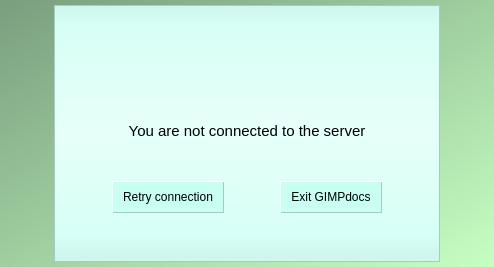
First picture: the form in CLIENT/GUI/connection/ui/gui_reconnection.ui, repository GiuliCler/GIMPteam, before the edit.
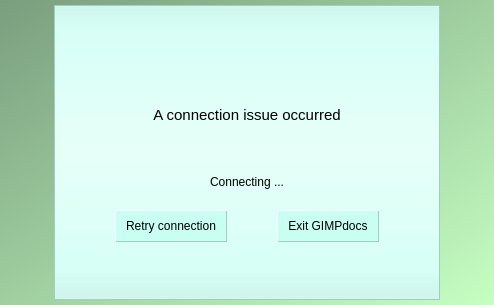
Second picture: the form after the edit.

Commit message:
Connection recovery - part 2
Di nuovo solo per la login, ma codice più pulito e grafica aggiornata

```diff
--- a/CLIENT/GUI/connection/ui/gui_reconnection.ui
+++ b/CLIENT/GUI/connection/ui/gui_reconnection.ui
@@ -7,7 +7,7 @@
     <x>0</x>
     <y>0</y>
     <width>494</width>
-    <height>267</height>
+    <height>305</height>
    </rect>
   </property>
   <property name="windowTitle">
@@ -70,7 +70,16 @@
    </item>
    <item>
     <widget class="QWidget" name="backgroundWidget" native="true">
-     <layout class="QVBoxLayout" name="verticalLayout_2">
+     <property name="sizePolicy">
+      <sizepolicy hsizetype="Preferred" vsizetype="Preferred">
+       <horstretch>0</horstretch>
+       <verstretch>0</verstretch>
+      </sizepolicy>
+     </property>
+     <layout class="QVBoxLayout" name="verticalLayout_2" stretch="5,9,1,0,0">
+      <property name="spacing">
+       <number>0</number>
+      </property>
       <item>
        <spacer name="verticalSpacer_2">
         <property name="orientation">
@@ -94,7 +103,7 @@
          </font>
         </property>
         <property name="text">
-         <string>You are not connected to the server</string>
+         <string>A connection issue occurred</string>
         </property>
         <property name="alignment">
          <set>Qt::AlignCenter</set>
@@ -102,24 +111,61 @@
        </widget>
       </item>
       <item>
-       <layout class="QVBoxLayout" name="verticalLayout">
+       <widget class="QWidget" name="widget" native="true">
+        <property name="sizePolicy">
+         <sizepolicy hsizetype="Preferred" vsizetype="MinimumExpanding">
+          <horstretch>0</horstretch>
+          <verstretch>0</verstretch>
+         </sizepolicy>
+        </property>
+        <layout class="QHBoxLayout" name="horizontalLayout_3">
         <item>
-         <spacer name="verticalSpacer">
+          <spacer name="verticalSpacer_4">
           <property name="orientation">
            <enum>Qt::Vertical</enum>
           </property>
           <property name="sizeHint" stdset="0">
            <size>
             <width>20</width>
-            <height>25</height>
+             <height>20</height>
            </size>
           </property>
          </spacer>
         </item>
         <item>
-         <layout class="QHBoxLayout" name="horizontalLayout_2" stretch="1,0,1,0,1">
+          <widget class="QLabel" name="connectingLabel">
+           <property name="enabled">
+            <bool>true</bool>
+           </property>
+           <property name="text">
+            <string>Connecting ...</string>
+           </property>
+           <property name="alignment">
+            <set>Qt::AlignCenter</set>
+           </property>
+          </widget>
+         </item>
           <item>
-           <spacer name="horizontalSpacer_4">
+          <spacer name="verticalSpacer_5">
+           <property name="orientation">
+            <enum>Qt::Vertical</enum>
+           </property>
+           <property name="sizeHint" stdset="0">
+            <size>
+             <width>20</width>
+             <height>20</height>
+            </size>
+           </property>
+          </spacer>
+         </item>
+        </layout>
+       </widget>
+      </item>
+      <item>
+       <widget class="QWidget" name="widget_2" native="true">
+        <layout class="QHBoxLayout" name="horizontalLayout_4" stretch="1,0,1,0,1">
+         <item>
+          <spacer name="horizontalSpacer_5">
             <property name="orientation">
              <enum>Qt::Horizontal</enum>
             </property>
@@ -133,6 +179,9 @@
           </item>
           <item>
            <widget class="QPushButton" name="retryPushButton">
+           <property name="enabled">
+            <bool>true</bool>
+           </property>
             <property name="font">
              <font>
               <pointsize>9</pointsize>
@@ -169,7 +218,7 @@
            </widget>
           </item>
           <item>
-           <spacer name="horizontalSpacer_5">
+          <spacer name="horizontalSpacer_4">
             <property name="orientation">
              <enum>Qt::Horizontal</enum>
             </property>
@@ -182,9 +231,10 @@
            </spacer>
           </item>
          </layout>
+       </widget>
         </item>
         <item>
-         <spacer name="verticalSpacer_3">
+       <spacer name="verticalSpacer">
           <property name="orientation">
            <enum>Qt::Vertical</enum>
           </property>
@@ -195,8 +245,6 @@
            </size>
           </property>
          </spacer>
-        </item>
-       </layout>
       </item>
      </layout>
     </widget>
```
Lines whose indentation alone changed are shown as unchanged. The commit also changes 4 other files.
